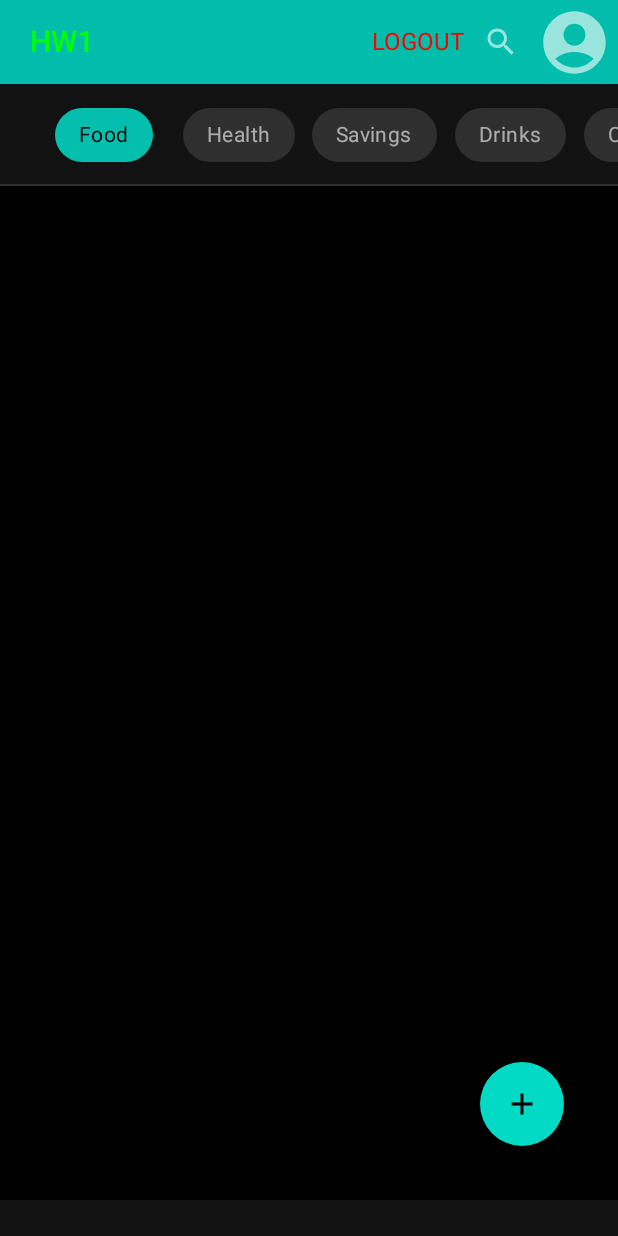
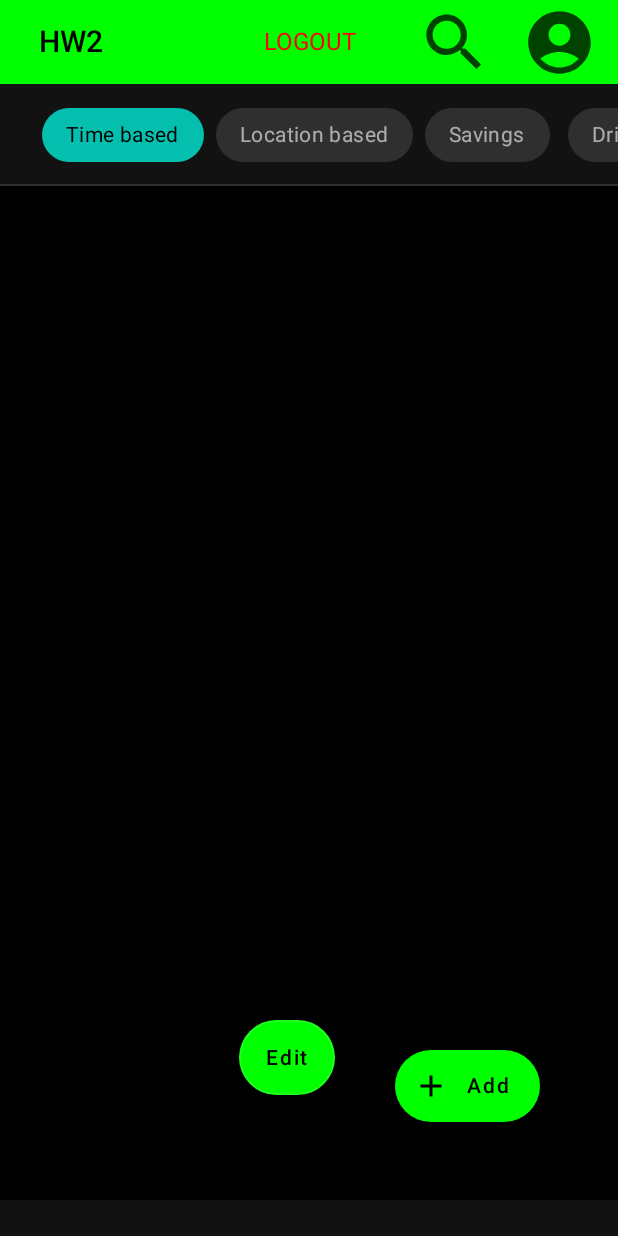
Before and after one commit to jupaaso/android-kotlin-jetpack-reminder, an Android app built with Jetpack Compose: the home screen opened through its navigation route, on a phone screen of 412 x 824 dp. Run offline under Robolectric (Android 15) with nearby library versions, the phone set to English and light mode, and no system bars; our stand-ins replace Room's generated code, accompanist, constraintlayout-compose.

```diff
--- a/app/build.gradle
+++ b/app/build.gradle
@@ -2,6 +2,7 @@ plugins {
     id 'com.android.application'
     id 'kotlin-android'
     id 'kotlin-kapt' // needed for room to work
+    //id 'com.google.android.libraries.mapsplatform.secrets-gradle-plugin'
 }
 
 android {
@@ -97,6 +98,6 @@ dependencies {
     // Maps dependencies
     implementation 'com.google.maps.android:maps-ktx:3.3.0'
     implementation 'com.google.maps.android:maps-utils-ktx:3.3.0'
-    implementation 'com.google.android.gms:play-services-maps:18.0.2'
+    implementation 'com.google.android.gms:play-services-maps:18.1.0'
     implementation 'com.google.maps.android:android-maps-utils:2.2.3'
 }
--- a/app/src/main/AndroidManifest.xml
+++ b/app/src/main/AndroidManifest.xml
@@ -1,6 +1,7 @@
 <?xml version="1.0" encoding="utf-8"?>
 <manifest xmlns:android="http://schemas.android.com/apk/res/android">
     <uses-permission android:name="android.permission.INTERNET" />
+    <uses-permission android:name="android.permission.POST_NOTIFICATIONS" />
 
     <application
         android:name=".MobileComputingApplication"
@@ -12,7 +13,7 @@
         android:theme="@style/Theme.MobileComputing">
 
         <meta-data android:name="com.google.android.geo.API_KEY"
-            android:value="AIzaSyBqe8SYllHrScef4hxG7UWRi5v4KkObrfY" />
+            android:value="  get  API_KEY from ANDY  " />
 
         <activity
             android:name=".ui.MainActivity"
--- a/app/src/main/java/com/codemave/mobilecomputing/ui/home/Home.kt
+++ b/app/src/main/java/com/codemave/mobilecomputing/ui/home/Home.kt
@@ -1,25 +1,15 @@
 package com.codemave.mobilecomputing.ui.home
 
 import android.app.Activity
+import androidx.compose.foundation.background
 import androidx.compose.foundation.layout.*
-import androidx.compose.material.FloatingActionButton
-import androidx.compose.material.Icon
-import androidx.compose.material.IconButton
-import androidx.compose.material.MaterialTheme
-import androidx.compose.material.Scaffold
-import androidx.compose.material.ScrollableTabRow
-import androidx.compose.material.Surface
-import androidx.compose.material.Tab
-import androidx.compose.material.TabPosition
-import androidx.compose.material.Text
-import androidx.compose.material.TopAppBar
+import androidx.compose.foundation.shape.RoundedCornerShape
+import androidx.compose.material.*
 import androidx.compose.material.icons.Icons
 import androidx.compose.material.icons.filled.AccountCircle
 import androidx.compose.material.icons.filled.Add
 import androidx.compose.material.icons.filled.Search
-import androidx.compose.runtime.Composable
-import androidx.compose.runtime.collectAsState
-import androidx.compose.runtime.getValue
+import androidx.compose.runtime.*
 import androidx.compose.ui.Modifier
 import androidx.compose.ui.graphics.Color
 import androidx.compose.ui.platform.LocalContext
@@ -65,21 +55,59 @@ fun HomeContent(
     navController: NavController,
 ) {
     val activity = (LocalContext.current as? Activity)
+    //val appBarColor = MaterialTheme.colors.primary.green
     val appBarColor = MaterialTheme.colors.secondary.copy(alpha = 0.87f)
 
+    var editMode by remember { mutableStateOf(false) }  // EDITMODE
+
     /** REMINDER HOME SCREEN NEXT */
+    /** "Edit" and "+" buttons first */
     Scaffold(
         modifier = Modifier.padding(bottom = 24.dp),
         floatingActionButton = {
-            FloatingActionButton(           // Press button and open "payment"
+            val title = if (editMode) "Cancel" else "Edit"
+            Column() {
+                Row(Modifier.padding(16.dp)) {
+                    OutlinedButton(
+                        onClick = {
+                            editMode = !editMode
+                        },
+                        modifier = Modifier
+                            .height(50.dp),
+                        enabled = true,
+                        shape = RoundedCornerShape(size = 50.dp),
+                        colors = ButtonDefaults.buttonColors(backgroundColor = Color.Green)
+                    ) {
+                        Text(text = title)
+                    }
+
+                    Spacer(modifier = Modifier.width(20.dp))  //
+
+                    /** Press button and open "Reminder" */
+                    ExtendedFloatingActionButton(
                         onClick = { navController.navigate("reminder") },
                         modifier = Modifier.padding(all = 20.dp),
-                contentColor = Color.Black
+                        backgroundColor = Color.Green,
+                        contentColor = Color.Black,
+                        text = { Text(text = "Add") },
+                        icon = {
+                            Icon(imageVector = Icons.Filled.Add, contentDescription = "Add")
+                        } )
+
+                    /** FloatingActionButton(           // Press button and open "payment"
+                        onClick = { navController.navigate("reminder") },
+                        modifier = Modifier.padding(all = 20.dp),
+                        backgroundColor = Color.Green,
+                        contentColor = Color.Black,
                     ) {
                         Icon(
                             imageVector = Icons.Default.Add,
-                    contentDescription = null
+                            contentDescription = null,
+                            modifier = Modifier
+                                .height(50.dp)
                         )
+                    } */
+                }
             }
         }
     ) {
@@ -91,18 +119,20 @@ fun HomeContent(
             TopAppBar(
                 title = {
                     Text(
-                        text ="HW1",
+                        text ="HW2",
                         //text = stringResource("HW2"),
-                        color = MaterialTheme.colors.primary,
+                        //color = MaterialTheme.colors.primary, // Tekee virhean tekstin
+                        //color = MaterialTheme.colors.secondary,
                         modifier = Modifier
-                            .padding(start = 4.dp)
+                            .padding(start = 10.dp)
                             .heightIn(max = 24.dp)
                     )
                 },
-                backgroundColor = appBarColor,
+                //backgroundColor = appBarColor,
+                  backgroundColor = MaterialTheme.colors.primary,
 
                 actions = {
-                    Spacer(modifier = Modifier.width(4.dp))  // EI VAIKUTA
+                    //Spacer(modifier = Modifier.width(4.dp))  // EI VAIKUTA
                     IconButton(onClick = {
                         activity?.finish()
                     }) {
@@ -113,14 +143,19 @@ fun HomeContent(
                         )
                         Spacer(modifier = Modifier.width(10.dp))  // EI VAIKUTA
                     }
+                    Spacer(modifier = Modifier.width(40.dp))  // VAIKUTTAAKO
+
                     IconButton(onClick = {}) {
                         Icon(
                             imageVector = Icons.Filled.Search,
                             contentDescription = "Search",
                             modifier = Modifier
-                                .heightIn(20.dp)
+                                .heightIn(50.dp)
+                                .size(50.dp)
                         ) //stringResource("Search")) Ei vaikutusta koolla
                     }
+                    Spacer(modifier = Modifier.width(20.dp))  // to right size of Profile icon
+
                     IconButton(onClick = { navController.navigate("profile") }) {
                         Icon(
                             imageVector = Icons.Filled.AccountCircle,
@@ -128,6 +163,7 @@ fun HomeContent(
                             modifier = Modifier.size(50.dp)
                         )
                     }
+                    Spacer(modifier = Modifier.width(10.dp))  // to right size of Profile icon
                 } )
 
             /** Prints categories on the screen, Code below */
@@ -211,6 +247,7 @@ private fun HomeAppBar(
     )
 }
 */
+/** Prints scrollable categories below TopAppBar */
 @Composable
 private fun CategoryTabs(
     categories: List<Category>,
--- a/app/src/main/java/com/codemave/mobilecomputing/ui/home/HomeViewModel.kt
+++ b/app/src/main/java/com/codemave/mobilecomputing/ui/home/HomeViewModel.kt
@@ -49,15 +49,15 @@ class HomeViewModel(
 
     private fun loadCategoriesFromDb() {
         val list = mutableListOf(
-            Category(name = "Food"),
-            Category(name = "Health"),
+            Category(name = "Time based"),
+            Category(name = "Location based"),
             Category(name = "Savings"),
             Category(name = "Drinks"),
             Category(name = "Clothing"),
             Category(name = "Investment"),
-            Category(name = "Travel"),
-            Category(name = "Fuel"),
-            Category(name = "Repairs")
+            //Category(name = "Travel"),
+            //Category(name = "Fuel"),
+            //Category(name = "Repairs")
             //Category(name = "Coffee")
         )
         viewModelScope.launch {
--- a/app/src/main/java/com/codemave/mobilecomputing/ui/home/categoryReminder/CategoryReminder.kt
+++ b/app/src/main/java/com/codemave/mobilecomputing/ui/home/categoryReminder/CategoryReminder.kt
@@ -66,7 +66,7 @@ private fun ReminderList(
         }
     }
 }
-/** PaymentList Item shown in constraintLayout form */
+/** ReminderList Item printed/shown in constraintLayout form */
 @Composable
 private fun ReminderListItem(
     reminder: Reminder,
--- a/app/src/main/java/com/codemave/mobilecomputing/ui/reminder/Reminder.kt
+++ b/app/src/main/java/com/codemave/mobilecomputing/ui/reminder/Reminder.kt
@@ -123,6 +123,8 @@ fun Reminder(
                         Text(
                             text = "Lat: ${latlng.latitude}, \nLng: ${latlng.longitude}"
                         )
+                        System.out.println("latlng.latitude" + latlng.latitude)
+                        System.out.println("latlng.longitude" + latlng.longitude)
                     }
                 }
 
--- a/build.gradle
+++ b/build.gradle
@@ -11,8 +11,11 @@ buildscript {
         classpath 'com.android.tools.build:gradle:7.3.1'
         classpath "org.jetbrains.kotlin:kotlin-gradle-plugin:1.6.10"  // OLI 1.5.21
 
+        //id 'com.google.android.libraries.mapsplatform.secrets-gradle-plugin' version '2.0.1' apply false
+
         // NOTE: Do not place your application dependencies here; they belong
         // in the individual module build.gradle files
+
     }
 }
 
--- a/settings.gradle
+++ b/settings.gradle
@@ -1,9 +1,16 @@
+pluginManagement {
+    repositories {
+        gradlePluginPortal()
+        google()
+        mavenCentral()
+    }
+}
 dependencyResolutionManagement {
     repositoriesMode.set(RepositoriesMode.FAIL_ON_PROJECT_REPOS)
     repositories {
         google()
         mavenCentral()
-        jcenter() // Warning: this repository is going to shut down soon
+        //jcenter() // Warning: this repository is going to shut down soon
     }
 }
 rootProject.name = "MobileComputing"
```
Lines whose indentation alone changed are shown as unchanged.
